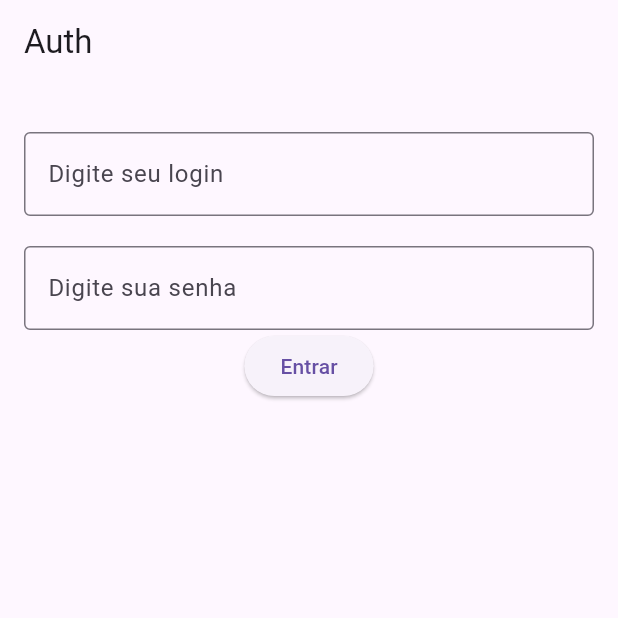
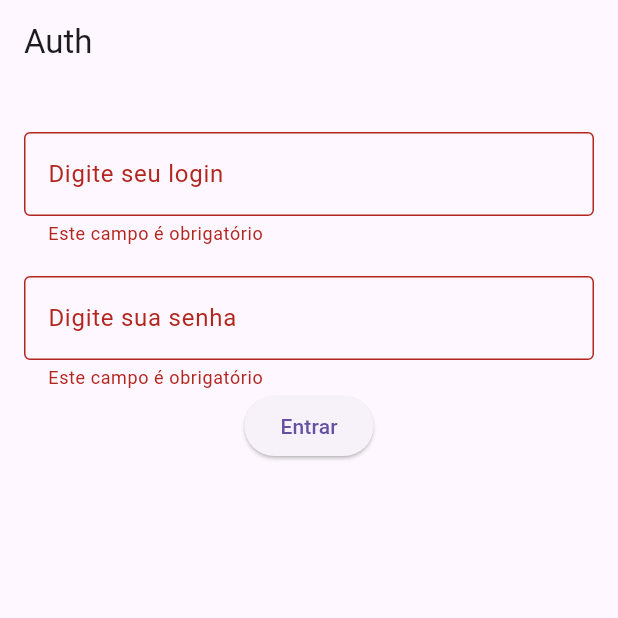
Before and after one commit to LucasDCoelho/curriculum_front, a Flutter app: the screen it shows after launch, after a tap on "Entrar", on a phone screen of 412 x 824 dp, the top half of it. Run offline on Flutter 3.47's test engine with Material 3 defaults, Android fonts, the phone set to English and light mode, and no system bars; our stand-ins replace dio, flutter_mobx, flutter_modular, jwt_decoder, mobx, shared_preferences; generated files the repository leaves out were written again; network calls fail.

```diff
--- a/lib/src/app_module.dart
+++ b/lib/src/app_module.dart
@@ -1,16 +1,23 @@
+import 'package:curriculum_front/src/core/core_module.dart';
+import 'package:curriculum_front/src/modules/auth/auth_guard.dart';
 import 'package:curriculum_front/src/modules/auth/auth_module.dart';
+import 'package:curriculum_front/src/modules/home/home_module.dart';
 import 'package:flutter_modular/flutter_modular.dart';
 
 class AppModule extends Module{
 
   @override
   List<Module> get imports => [
-    AuthModule()
+    AuthModule(),
+    HomeModule(),
+    CoreModule()
   ];
 
   @override
   void routes(RouteManager r){
-    r.module("/", module: AuthModule());
+    r.module("/", module: CoreModule());
+    r.module("/home", module: HomeModule(), guards: [AuthGuard()]);
+    r.module("/login", module: AuthModule());
   }
 
 }
--- a/lib/src/core/core_module.dart
+++ b/lib/src/core/core_module.dart
@@ -1,3 +1,4 @@
+import 'package:curriculum_front/src/core/screens/splash_screen.dart';
 import 'package:curriculum_front/src/core/service/dio_service.dart';
 import 'package:flutter_modular/flutter_modular.dart';
 
@@ -8,4 +9,10 @@ class CoreModule extends Module{
     i.add(DioService.new);
   }
 
+  @override
+  void routes(RouteManager r) {
+    // TODO: implement routes
+    r.child("/", child: (_) => const SplashScreen());
+  }
+
 }
--- /dev/null
+++ b/lib/src/core/screens/splash_screen.dart
@@ -0,0 +1,57 @@
+import 'package:flutter/material.dart';
+import 'package:flutter/services.dart';
+
+class SplashScreen extends StatefulWidget {
+  const SplashScreen({super.key});
+
+  @override
+  State<SplashScreen> createState() => _SplashScreenState();
+}
+
+class _SplashScreenState extends State<SplashScreen> {
+
+  @override
+  void initState() {
+    super.initState();
+    SystemChrome.setEnabledSystemUIMode(SystemUiMode.immersive);
+
+
+    Future.delayed(const Duration(seconds: 2), () {
+      Navigator.pushReplacementNamed(context, "/home/");
+    });
+  }
+
+
+  @override
+  void dispose(){
+    super.dispose();
+    SystemChrome.setEnabledSystemUIMode(SystemUiMode.manual,
+        overlays: SystemUiOverlay.values
+    );
+  }
+
+  @override
+  Widget build(BuildContext context) {
+    return Container(
+      padding: const EdgeInsets.symmetric(horizontal: 66),
+      child: const Column(
+        mainAxisSize: MainAxisSize.min,
+        mainAxisAlignment: MainAxisAlignment.center,
+        crossAxisAlignment: CrossAxisAlignment.center,
+        children: [
+          Text(
+            'Curriculum',
+            style: TextStyle(
+              decoration: TextDecoration.none,
+              color: Colors.white,
+              fontSize: 50,
+              fontFamily: 'Roboto',
+              fontWeight: FontWeight.w700,
+              height: 0,
+            ),
+          ),
+        ],
+      ),
+    );
+  }
+}
--- /dev/null
+++ b/lib/src/modules/auth/auth_guard.dart
@@ -0,0 +1,25 @@
+import 'dart:async';
+
+import 'package:curriculum_front/src/modules/auth/controllers/auth_controller/auth_controller.dart';
+import 'package:flutter_modular/flutter_modular.dart';
+
+import 'controllers/token_controller/token_controller.dart';
+
+class AuthGuard extends RouteGuard{
+  AuthGuard() : super(redirectTo: "/login/");
+
+  @override
+  FutureOr<bool> canActivate(String path, ParallelRoute route) async {
+
+    final tokenController = Modular.get<TokenController>();
+    final hasToken = await tokenController.isGetToken(); // Você pode implementar este método no TokenController
+
+    print(" Oiiiiii $hasToken");
+    if (hasToken) {
+      return true; // Permite a navegação normal
+    } else {
+      return false; // Interrompe o fluxo de navegação
+    }
+  }
+
+}
--- a/lib/src/modules/auth/auth_module.dart
+++ b/lib/src/modules/auth/auth_module.dart
@@ -2,7 +2,9 @@
 import 'package:curriculum_front/src/core/core_module.dart';
 import 'package:curriculum_front/src/modules/auth/controllers/auth_controller/auth_controller.dart';
 import 'package:curriculum_front/src/modules/auth/controllers/form_controller/form_controller.dart';
+import 'package:curriculum_front/src/modules/auth/controllers/token_controller/token_controller.dart';
 import 'package:curriculum_front/src/modules/auth/screens/login_screen.dart';
+import 'package:curriculum_front/src/modules/home/home_module.dart';
 import 'package:flutter_modular/flutter_modular.dart';
 
 class AuthModule extends Module{
@@ -11,6 +13,7 @@ class AuthModule extends Module{
   void exportedBinds(Injector i){
     i.add(FormController.new);
     i.add(AuthController.new);
+    i.add(TokenController.new);
   }
 
   @override
--- a/lib/src/modules/auth/controllers/auth_controller/auth_controller.dart
+++ b/lib/src/modules/auth/controllers/auth_controller/auth_controller.dart
@@ -1,4 +1,7 @@
+
+
 import 'package:curriculum_front/src/core/service/dio_service.dart';
+import 'package:curriculum_front/src/modules/auth/controllers/token_controller/token_controller.dart';
 import 'package:flutter/foundation.dart';
 import 'package:flutter_modular/flutter_modular.dart';
 import 'package:mobx/mobx.dart';
@@ -14,14 +17,57 @@ abstract class _AuthController with Store{
   final _dioService = Modular.get<DioService>();
   final formController = Modular.get<FormController>();
 
+  final TokenController tokenController;
+  _AuthController(this.tokenController);
+
+  @observable
+  String token = "";
+
+
+  // Validations Form
+  String? validateLogin(){
+    if(formController.login.isEmpty){
+      return "Este campo é obrigatório";
+    }
+    if(formController.login.length < 3){
+      return "Seu login precisa ter mais de 3 caracteres";
+    }
+
+    return null;
+  }
+
+  String? validatePassword(){
+    if(formController.password.isEmpty){
+      return "Este campo é obrigatório";
+    }
+    if(formController.password.length < 8){
+      return "Sua senha precisa ter mais de 8 caracteres";
+    }
+
+    return null;
+  }
+
+  @computed
+  bool get isValid{
+    return validateLogin() == null && validatePassword() == null;
+  }
+
+
+  // Login
   @action
   Future login() async{
     try{
-      await _dioService.post(
-          url:"$_baseUrl/auth/login",
-          login: formController.login,
-          password: formController.password
-      );
+      if(isValid){
+        final response = await _dioService.post(
+            url:"$_baseUrl/auth/login",
+            login: formController.login,
+            password: formController.password
+        );
+        token = response.data["token"];
+
+        await tokenController.saveToken(token);
+        Modular.to.pushNamed("/home/");
+      }
       if (kDebugMode) {
         print("Login bem sucedido!");
       }
@@ -31,4 +77,19 @@ abstract class _AuthController with Store{
       }
     }
   }
+
+  Future logout() async{
+    await tokenController.clearToken();
+    Modular.to.pop();
+    token = "";
+  }
+
+  bool isLogged(){
+    print(token.isNotEmpty);
+    print(token);
+    if(token.isNotEmpty && token != ""){
+      return true;
+    }
+    return false;
+  }
 }
--- a/lib/src/modules/auth/screens/login_screen.dart
+++ b/lib/src/modules/auth/screens/login_screen.dart
@@ -26,7 +26,8 @@ class LoginScreen extends StatelessWidget {
                  obscureText: false,
                  hintText: "Login",
                  labelText: "Digite seu login",
-                 onChanged: authController.formController.setLogin
+                 onChanged: authController.formController.setLogin,
+                 errorText: authController.validateLogin()
              ),
             const SizedBox(
               height: 20,
@@ -35,7 +36,8 @@ class LoginScreen extends StatelessWidget {
                 obscureText: true,
                 hintText: "Senha",
                 labelText: "Digite sua senha",
-                onChanged: authController.formController.setPassword
+                onChanged: authController.formController.setPassword,
+                errorText: authController.validatePassword()
             ),
             ObserverButton(onPressed: () async {
               await authController.login();
--- /dev/null
+++ b/lib/src/modules/home/home_module.dart
@@ -0,0 +1,20 @@
+import 'package:curriculum_front/src/modules/auth/auth_module.dart';
+import 'package:curriculum_front/src/modules/home/screens/home_screen.dart';
+import 'package:flutter_modular/flutter_modular.dart';
+
+class HomeModule extends Module{
+
+
+  @override
+  // TODO: implement imports
+  List<Module> get imports => [
+    AuthModule()
+  ];
+
+
+  @override
+  void routes(RouteManager r) {
+    // TODO: implement routes
+    r.child("/", child: (_) => const HomeScreen());
+  }
+}
--- a/pubspec.yaml
+++ b/pubspec.yaml
@@ -39,6 +39,8 @@ dependencies:
   mobx: ^2.3.0+1
   flutter_mobx: ^2.2.0+2
   dio: ^5.4.0
+  shared_preferences: ^2.2.2
+  jwt_decoder: ^2.0.1
 
 
 dev_dependencies:
```
Also changed, not shown: lib/src/core/service/dio_service.dart (+24 -0 lines), lib/src/modules/auth/controllers/token_controller/token_controller.dart (added, +62 -0 lines), lib/src/modules/home/controllers/admin_content_controller.dart (added, +48 -0 lines), lib/src/modules/home/home_page.dart (deleted, +0 -15 lines), lib/src/modules/home/model/candidato.dart (added, +17 -0 lines), lib/src/modules/home/screens/home_screen.dart (added, +29 -0 lines), lib/src/modules/home/widgets/adm_content.dart (added, +46 -0 lines), lib/src/modules/home/widgets/user_content.dart (added, +21 -0 lines), lib/src/modules/auth/controllers/auth_controller/auth_controller.g.dart, lib/src/modules/auth/controllers/token_controller/token_controller.g.dart (added), lib/src/modules/home/controllers/admin_content_controller.g.dart (added), pubspec.lock.
